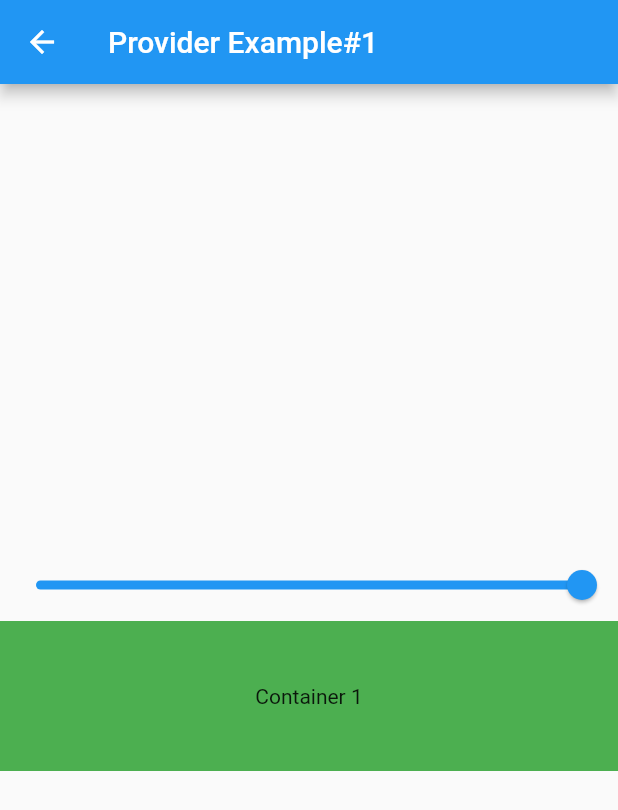
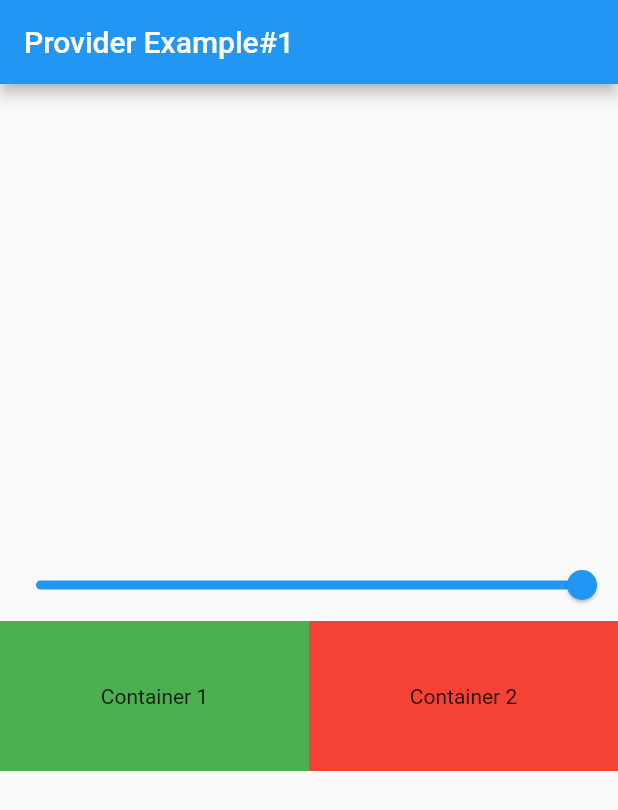
Before and after one commit to UjjanNoorillahi/Provider-Practive-in-Flutter, a Flutter app: the ExampleOneScreen screen opened directly, on a phone screen of 412 x 824 dp. Shown: the top 810 px of the screen. Run offline on Flutter 3.47's test engine with Material 2 defaults, Android fonts, the phone set to English and light mode, and no system bars.

Commit message:
Multiprovider It's second example of Provdier where I have created Example_one_provder.dart & example_one.dart class

```diff
--- a/lib/main.dart
+++ b/lib/main.dart
@@ -1,7 +1,9 @@
 import 'package:flutter/material.dart';
 import 'package:provider/provider.dart';
 import 'package:statemanagment_practice/provider/counter_provider.dart';
+import 'package:statemanagment_practice/provider/example_one_provider.dart';
 import 'package:statemanagment_practice/screens/count_example.dart';
+import 'package:statemanagment_practice/screens/example_one.dart';
 
 void main() {
   runApp(const MyApp());
@@ -13,14 +15,17 @@ class MyApp extends StatelessWidget {
   // This widget is the root of your application.
   @override
   Widget build(BuildContext context) {
-    return ChangeNotifierProvider(
-      create: (_) => CountProvider(),
+    return MultiProvider(
+      providers: [
+        ChangeNotifierProvider(create: (_) => CountProvider()),
+        ChangeNotifierProvider(create: (_) => ExampleOneProvider()),
+      ],
       child: MaterialApp(
         title: 'Flutter Demo',
         theme: ThemeData(
           primarySwatch: Colors.blue,
         ),
-        home: const CountExample(),
+        home: const ExampleOneScreen(),
       ),
     );
   }
--- a/lib/provider/example_one_provider.dart
+++ b/lib/provider/example_one_provider.dart
@@ -1,44 +1,11 @@
-import 'package:flutter/material.dart';
+import 'package:flutter/foundation.dart';
 
-class ExampleOneScreen extends StatefulWidget {
-  const ExampleOneScreen({super.key});
+class ExampleOneProvider extends ChangeNotifier {
+  double _value = 1.0;
+  double get value => _value;
 
-  @override
-  State<ExampleOneScreen> createState() => _ExampleOneScreenState();
-}
-
-class _ExampleOneScreenState extends State<ExampleOneScreen> {
-  double value = 1.0;
-  @override
-  Widget build(BuildContext context) {
-    return Scaffold(
-      appBar: AppBar(
-        title: const Text("Provider Example#1"),
-      ),
-      body: Column(
-        mainAxisAlignment: MainAxisAlignment.center,
-        children: [
-          Slider(
-            value: value,
-            onChanged: (value) {},
-          ),
-          Row(
-            children: [
-              Expanded(
-                child: Container(
-                  height: 100,
-                  decoration: const BoxDecoration(
-                    color: Colors.green,
-                  ),
-                  child: const Center(
-                    child: Text("Container 1"),
-                  ),
-                ),
-              )
-            ],
-          )
-        ],
-      ),
-    );
+  void setValue(double val) {
+    _value = val;
+    notifyListeners();
   }
 }
--- /dev/null
+++ b/lib/screens/example_one.dart
@@ -0,0 +1,69 @@
+import 'package:flutter/material.dart';
+import 'package:provider/provider.dart';
+
+import '../provider/counter_provider.dart';
+import '../provider/example_one_provider.dart';
+
+class ExampleOneScreen extends StatefulWidget {
+  const ExampleOneScreen({super.key});
+
+  @override
+  State<ExampleOneScreen> createState() => _ExampleOneScreenState();
+}
+
+class _ExampleOneScreenState extends State<ExampleOneScreen> {
+  // double value = 1.0;
+  @override
+  Widget build(BuildContext context) {
+    // final provider = Provider.of<ExampleOneProvider>(context, listen: true);
+    print("Build");
+    return Scaffold(
+      appBar: AppBar(
+        title: const Text("Provider Example#1"),
+      ),
+      body: Column(
+        mainAxisAlignment: MainAxisAlignment.center,
+        children: [
+          Consumer<ExampleOneProvider>(builder: (context, value, child) {
+            return Slider(
+              min: 0,
+              max: 1,
+              value: value.value,
+              onChanged: (val) {
+                value.setValue(val);
+              },
+            );
+          }),
+          Consumer<ExampleOneProvider>(builder: (context, value, child) {
+            return Row(
+              children: [
+                Expanded(
+                  child: Container(
+                    height: 100,
+                    decoration: BoxDecoration(
+                      color: Colors.green.withOpacity(value.value),
+                    ),
+                    child: const Center(
+                      child: Text("Container 1"),
+                    ),
+                  ),
+                ),
+                Expanded(
+                  child: Container(
+                    height: 100,
+                    decoration: BoxDecoration(
+                      color: Colors.red.withOpacity(value.value),
+                    ),
+                    child: const Center(
+                      child: Text("Container 2"),
+                    ),
+                  ),
+                )
+              ],
+            );
+          }),
+        ],
+      ),
+    );
+  }
+}
```
